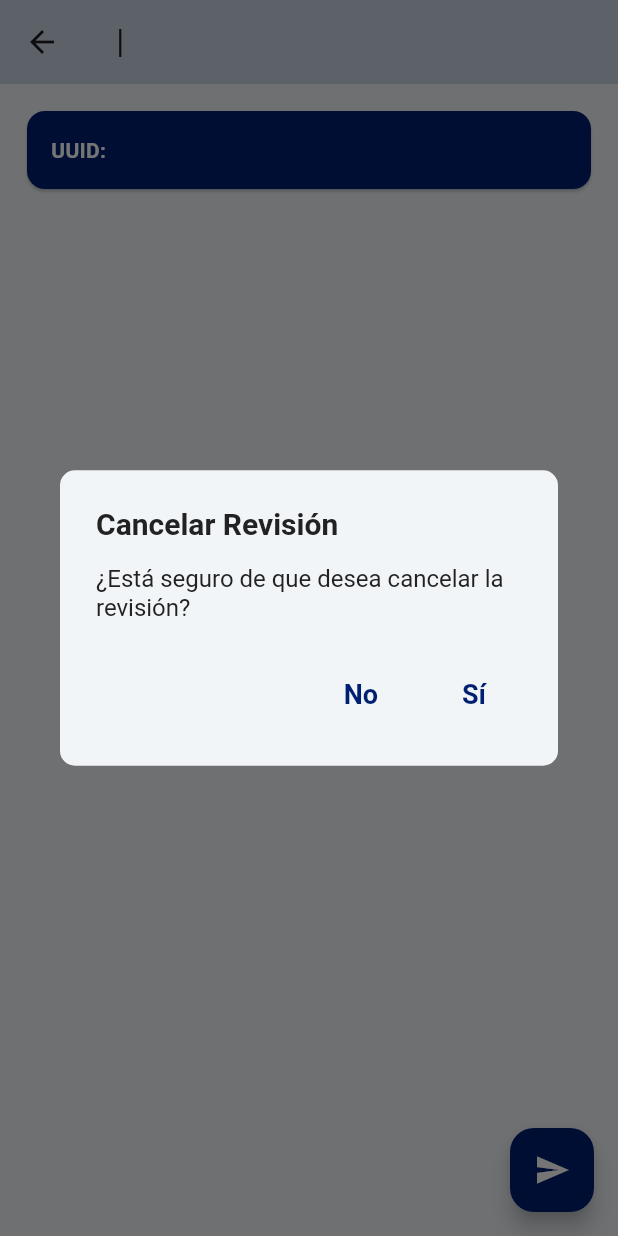
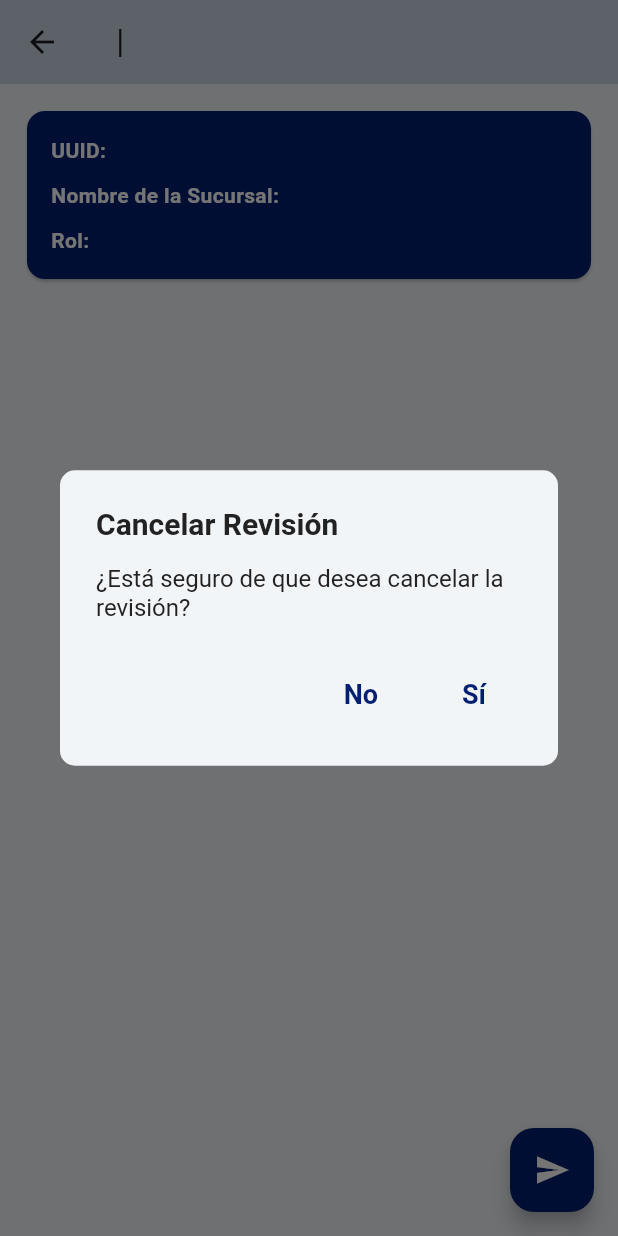
Before and after one commit to SalveDev/euroview, a Flutter app: the RevisionScreen screen opened directly with empty values, after a tap on the "arrow back" icon, on a phone screen of 412 x 824 dp. Run offline on Flutter 3.47's test engine with Material 3 defaults, Android fonts, the phone set to English and light mode, and no system bars; our stand-ins replace flutter_map, geolocator, latlong2, shared_preferences; accounts and stored records are empty; network calls fail.

Commit message:
Add intl package for date formatting and enhance UI in revision screen

```diff
--- a/lib/Config/api_config.dart
+++ b/lib/Config/api_config.dart
@@ -10,4 +10,5 @@ class ApiConfig {
   static const String sucursales = "$baseUrl/sucursales";
   static const String iniciarRevision = "$baseUrl/iniciarRevision";
   static const String obtenerRevision = "$baseUrl/obtenerRevision";
+  static const String obtenerVieja = "$baseUrl/obtenerVieja";
 }
--- a/lib/Screens/home_screen.dart
+++ b/lib/Screens/home_screen.dart
@@ -1,6 +1,7 @@
 import 'package:flutter/material.dart';
 import 'package:gersa_regionales/Providers/theme_provider.dart';
 import 'package:gersa_regionales/Screens/login_screen.dart';
+import 'package:gersa_regionales/Screens/presentacion_screen.dart';
 import 'package:shared_preferences/shared_preferences.dart';
 import '../Models/userModel.dart';
 import '../Config/api_config.dart';
@@ -124,7 +125,7 @@ class _HomeScreenState extends State<HomeScreen> {
                             margin: EdgeInsets.symmetric(vertical: 8),
                             child: ListTile(
                               onTap: () {
-                                // TODO: Navegar a la pantalla de detalles
+                                Navigator.push(context, MaterialPageRoute(builder: (context) => RevisionPresentacionScreen(uuid: revision["uuid"])));
                               },
                               leading: Icon(
                                 Icons.circle,
--- a/lib/Screens/revision_screen.dart
+++ b/lib/Screens/revision_screen.dart
@@ -164,7 +164,9 @@ class _RevisionScreenState extends State<RevisionScreen> {
                     margin: EdgeInsets.all(8.0),
                     child: Padding(
                       padding: EdgeInsets.all(16.0),
-                      child: Row(
+                      child: Column(
+                        children: [
+                          Row(
                             crossAxisAlignment: CrossAxisAlignment.center,
                             children: [
                               Text(
@@ -175,8 +177,7 @@ class _RevisionScreenState extends State<RevisionScreen> {
                                     color: AppColors.buttonText(
                                         Provider.of<ThemeProvider>(context)
                                                 .themeMode ==
-                                      ThemeMode.dark)
-                            ),
+                                            ThemeMode.dark)),
                               ),
                               SizedBox(width: 10.0),
                               Text(
@@ -189,6 +190,64 @@ class _RevisionScreenState extends State<RevisionScreen> {
                                               .themeMode ==
                                           ThemeMode.dark),
                                 ),
+                              ),
+                            ],
+                          ),
+                          SizedBox(height: 10.0),
+                          Row(
+                            crossAxisAlignment: CrossAxisAlignment.center,
+                            children: [
+                              Text(
+                                'Nombre de la Sucursal:',
+                                style: TextStyle(
+                                    fontSize: 14.0,
+                                    fontWeight: FontWeight.bold,
+                                    color: AppColors.buttonText(
+                                        Provider.of<ThemeProvider>(context)
+                                                .themeMode ==
+                                            ThemeMode.dark)),
+                              ),
+                              SizedBox(width: 10.0),
+                              Text(
+                                widget.nombreSucursal,
+                                style: TextStyle(
+                                  fontSize: 12.0,
+                                  fontWeight: FontWeight.bold,
+                                  color: AppColors.buttonText(
+                                      Provider.of<ThemeProvider>(context)
+                                              .themeMode ==
+                                          ThemeMode.dark),
+                                ),
+                              ),
+                            ],
+                          ),
+                          SizedBox(height: 10.0),
+                          Row(
+                            crossAxisAlignment: CrossAxisAlignment.center,
+                            children: [
+                              Text(
+                                'Rol:',
+                                style: TextStyle(
+                                    fontSize: 14.0,
+                                    fontWeight: FontWeight.bold,
+                                    color: AppColors.buttonText(
+                                        Provider.of<ThemeProvider>(context)
+                                                .themeMode ==
+                                            ThemeMode.dark)),
+                              ),
+                              SizedBox(width: 10.0),
+                              Text(
+                                widget.rol,
+                                style: TextStyle(
+                                  fontSize: 12.0,
+                                  fontWeight: FontWeight.bold,
+                                  color: AppColors.buttonText(
+                                      Provider.of<ThemeProvider>(context)
+                                              .themeMode ==
+                                          ThemeMode.dark),
+                                ),
+                              ),
+                            ],
                           ),
                         ],
                       ),
--- a/pubspec.yaml
+++ b/pubspec.yaml
@@ -20,6 +20,7 @@ dependencies:
   geolocator: ^13.0.2
   flutter_map: ^6.1.0
   latlong2: ^0.9.0
+  intl: ^0.20.2
 
 dev_dependencies:
   flutter_test:
```
Also changed, not shown: lib/Screens/presentacion_screen.dart (added, +290 -0 lines), lib/utils/utils.dart (added, +17 -0 lines), pubspec.lock. Lines whose indentation alone changed are shown as unchanged.
